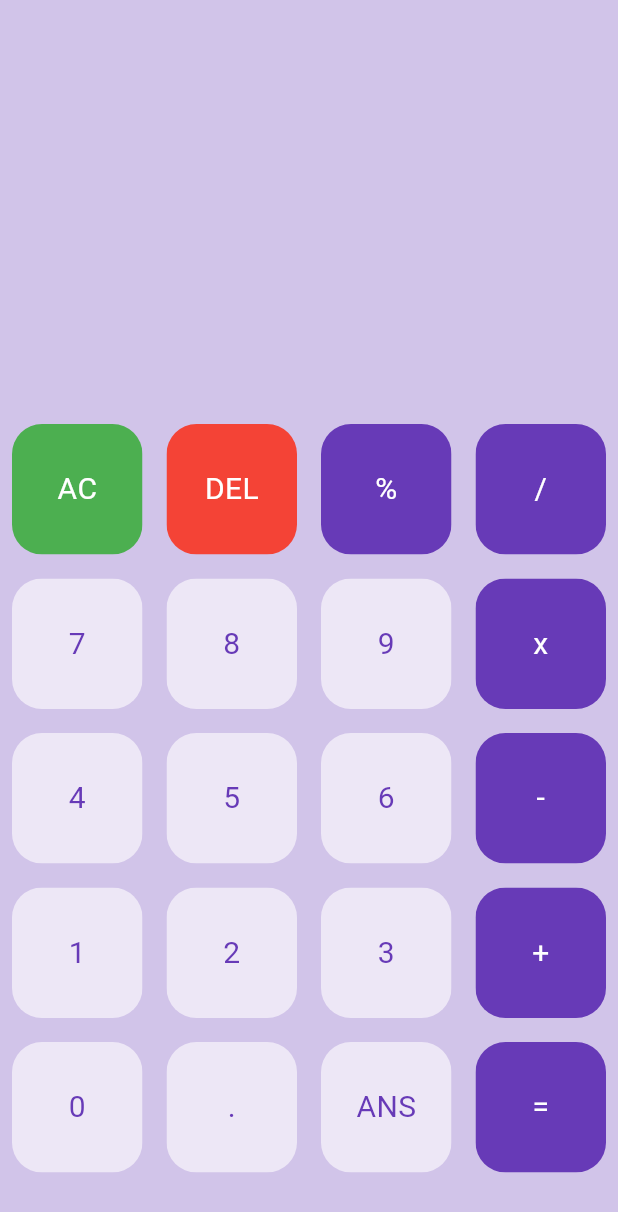
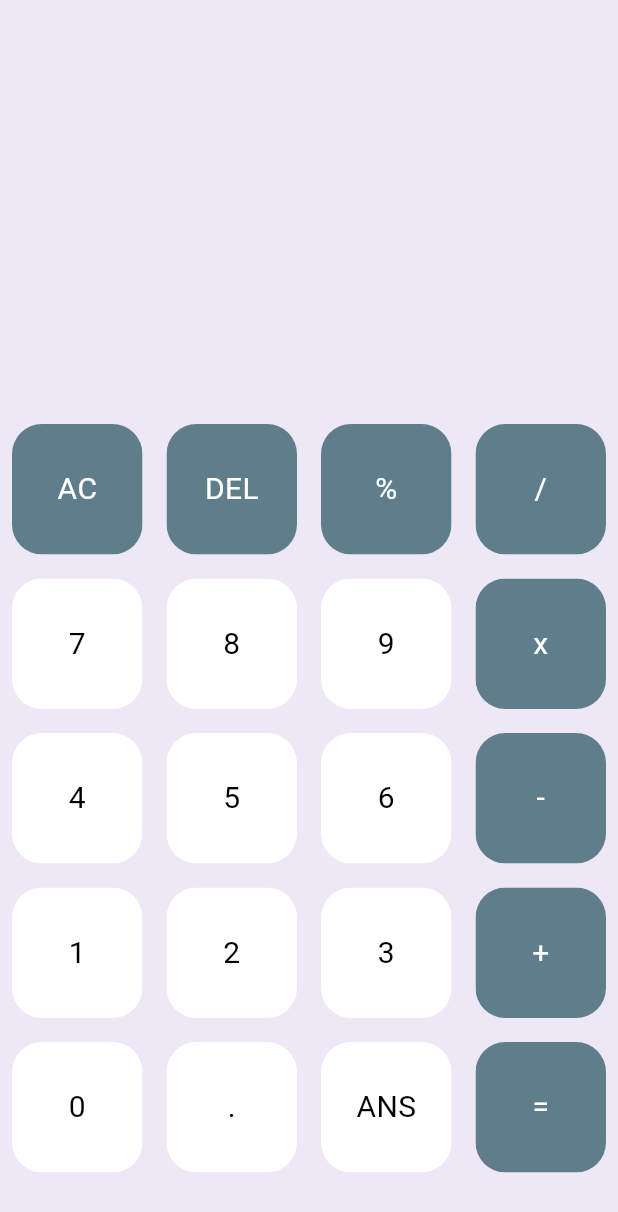
Before and after one commit to thaisangdang/flutter_simple_calculator, a Flutter app: the screen it shows after launch, on a phone screen of 412 x 824 dp. Shown: the top 1212 px of the screen. Run offline on Flutter 3.47's test engine with Material 3 defaults, Android fonts, the phone set to English and light mode, and no system bars; our stand-ins replace math_expressions.

Commit message:
Update key colors

```diff
--- a/lib/main.dart
+++ b/lib/main.dart
@@ -74,7 +74,7 @@ class _HomePageState extends State<HomePage> {
   @override
   Widget build(BuildContext context) {
     return Scaffold(
-      backgroundColor: Colors.deepPurple[100],
+      backgroundColor: Colors.deepPurple[50],
       body: Column(
         children: [
           Expanded(
@@ -113,7 +113,7 @@ class _HomePageState extends State<HomePage> {
                       userAnswer = '';
                     }),
                     buttonText: buttons[index],
-                    color: Colors.green,
+                    color: Colors.blueGrey,
                     textColor: Colors.white,
                   );
                 } else if (index == 1) {
@@ -127,14 +127,14 @@ class _HomePageState extends State<HomePage> {
                       }
                     }),
                     buttonText: buttons[index],
-                    color: Colors.red,
+                    color: Colors.blueGrey,
                     textColor: Colors.white,
                   );
                 } else if (index == buttons.length - 1) {
                   return MyButton(
                     buttonTapped: () => setState(() => equalPressed()),
                     buttonText: buttons[index],
-                    color: Colors.deepPurple,
+                    color: Colors.blueGrey,
                     textColor: Colors.white,
                   );
                 } else {
@@ -143,11 +143,11 @@ class _HomePageState extends State<HomePage> {
                         setState(() => userQuestion += buttons[index]),
                     buttonText: buttons[index],
                     color: isOperator(buttons[index])
-                        ? Colors.deepPurple
-                        : Colors.deepPurple[50]!,
+                        ? Colors.blueGrey
+                        : Colors.white,
                     textColor: isOperator(buttons[index])
                         ? Colors.white
-                        : Colors.deepPurple,
+                        : Colors.black,
                   );
                 }
               },
```
